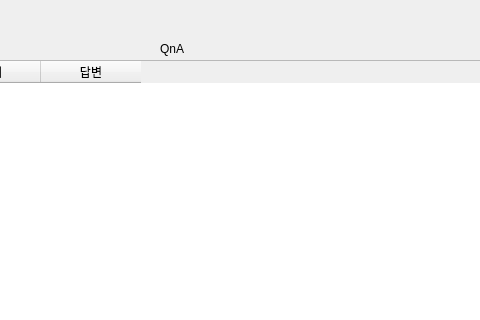
Qt form base.ui (education-aiot/education-iot) before a commit; both pictures show x 90 to 570 and y 0 to 320 of the 991 by 729 pixel window.
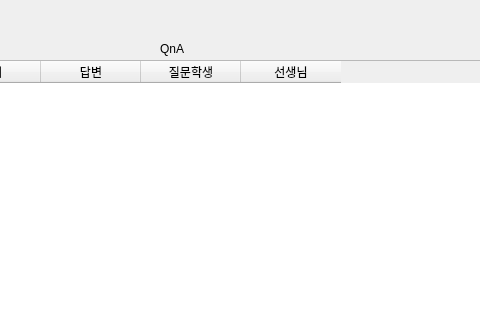
The same form after that commit. The open tabs and pages were chosen to show the change.

```diff
--- a/base.ui
+++ b/base.ui
@@ -365,6 +365,16 @@
        <string>답변</string>
       </property>
      </column>
+     <column>
+      <property name="text">
+       <string>질문학생</string>
+      </property>
+     </column>
+     <column>
+      <property name="text">
+       <string>선생님</string>
+      </property>
+     </column>
     </widget>
     <widget class="QPushButton" name="qna_renew">
      <property name="geometry">
```
